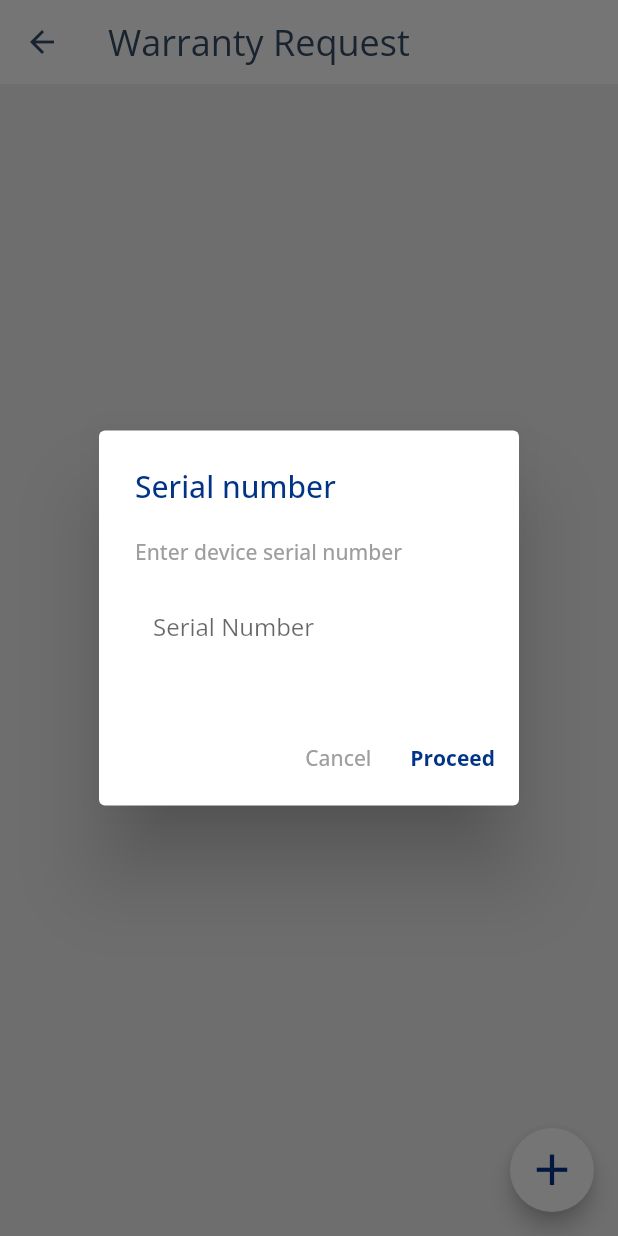
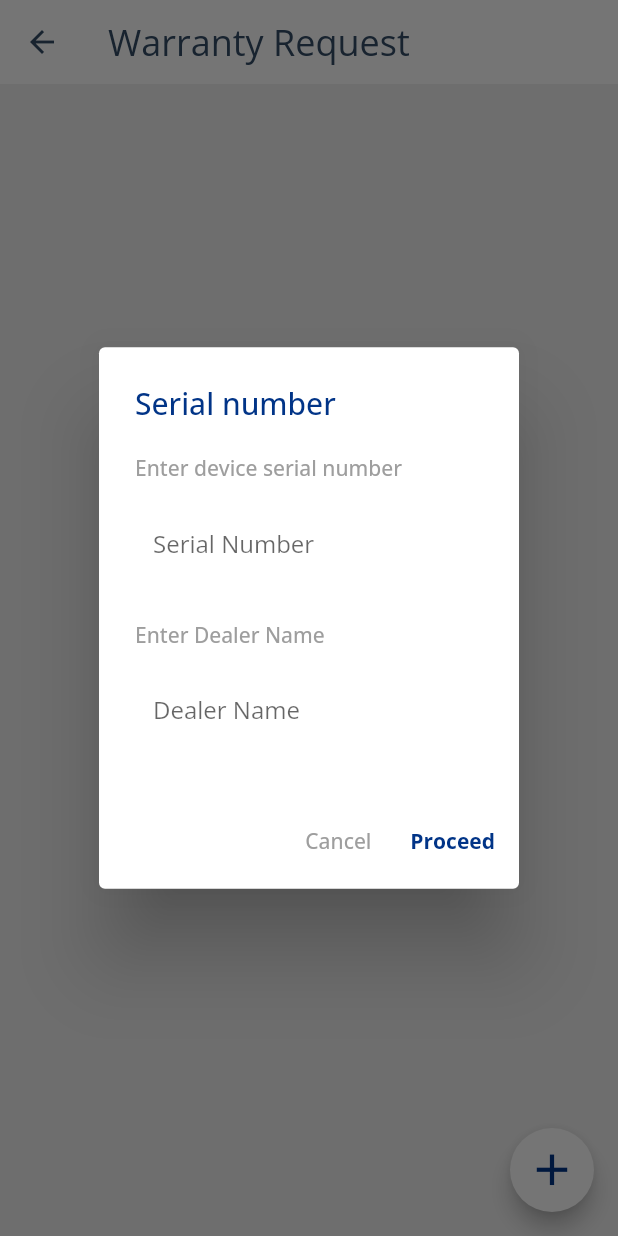
Before and after one commit to IamAKX/sudarshan_saur_customer, a Flutter app: the RequestScreen screen opened directly with empty values, after a tap on the "add" icon, on a phone screen of 412 x 824 dp. Run offline on Flutter 3.47's test engine with Material 2 defaults, Android fonts, the phone set to English and light mode, and no system bars; our stand-ins replace awesome_dialog, flashy_tab_bar2, flutter_html, flutter_svg, google_fonts, introduction_screen and 2 more.

Commit message:
implemented feedback

```diff
--- a/lib/screens/request/requests_screen.dart
+++ b/lib/screens/request/requests_screen.dart
@@ -16,6 +16,7 @@ class RequestScreen extends StatefulWidget {
 
 class _RequestScreenState extends State<RequestScreen> {
   final TextEditingController _serialNoCtrl = TextEditingController();
+  final TextEditingController _dealerNameCtrl = TextEditingController();
   bool isListVisible = false;
 
   @override
@@ -303,6 +304,18 @@ class _RequestScreenState extends State<RequestScreen> {
               controller: _serialNoCtrl,
               decoration: secondaryTextFieldDecoration('Serial Number'),
             ),
+            verticalGap(defaultPadding),
+            Text(
+              'Enter Dealer Name',
+              style: Theme.of(context).textTheme.labelLarge?.copyWith(
+                    color: hintColor,
+                  ),
+            ),
+            verticalGap(10),
+            TextField(
+              controller: _dealerNameCtrl,
+              decoration: secondaryTextFieldDecoration('Dealer Name'),
+            ),
           ],
         ),
         actions: [
--- a/pubspec.yaml
+++ b/pubspec.yaml
@@ -46,6 +46,9 @@ flutter:
 flutter_native_splash:
   image: assets/logo/saur_splash.png
   color: "#194387"
+  android_12:
+    image: assets/logo/logo_sq.png
+    color: "#194387"
   web_image_mode: cover
   android_gravity: fill
   ios_content_mode: scaleToFill
```
Also changed, not shown: assets/logo/logo_sq.png (added), 17 other files.
